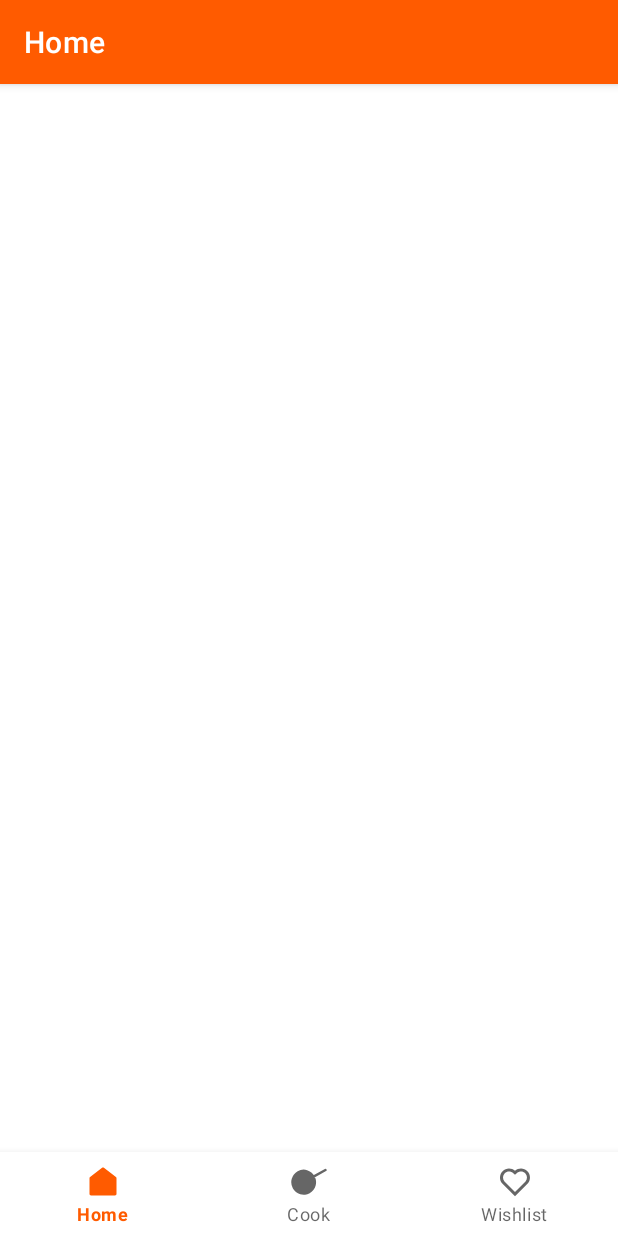
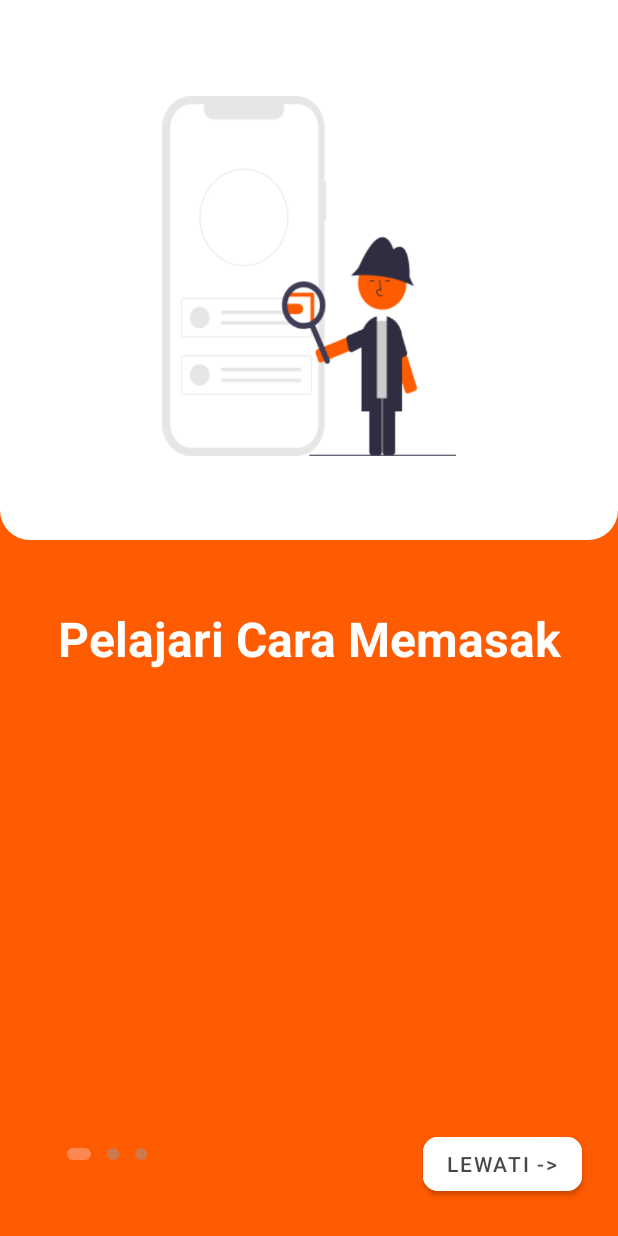
Before and after one commit to RadRasyad/Resep-Pedia, an Android app: the screen it shows after launch (MainActivity before the commit, on_board after it), on a phone screen of 412 x 824 dp. Run offline under Robolectric (Android 15) with nearby library versions, the phone set to English and light mode, and no system bars; our stand-ins replace Picasso.

Commit message:
on board

```diff
--- a/app/src/main/AndroidManifest.xml
+++ b/app/src/main/AndroidManifest.xml
@@ -13,6 +13,10 @@
         android:roundIcon="@mipmap/ic_launcher__main_rp_round"
         android:supportsRtl="true"
         android:theme="@style/Theme.ResepPedia">
+        <activity
+            android:name=".ui.onboarding.on_board"
+            android:exported="false"
+            android:theme="@style/Theme.ResepPedia.NoActionBar"/>
         <activity
             android:name=".ui.detail.recipe.DetailRecipeActivity"
             android:theme="@style/Theme.ResepPedia.NoActionBar"
--- /dev/null
+++ b/app/src/main/java/com/rpl/reseppedia/ui/onboarding/obAdapter.java
@@ -0,0 +1,59 @@
+package com.rpl.reseppedia.ui.onboarding;
+
+import android.view.LayoutInflater;
+import android.view.View;
+import android.view.ViewGroup;
+import android.widget.ImageView;
+import android.widget.TextView;
+
+import androidx.annotation.NonNull;
+import androidx.recyclerview.widget.RecyclerView;
+
+import com.rpl.reseppedia.databinding.OnBoardingRowBinding;
+import com.squareup.picasso.Picasso;
+
+import java.util.ArrayList;
+import java.util.List;
+
+public class obAdapter extends RecyclerView.Adapter<obAdapter.OnBoardingViewHolder> {
+
+    private final List<obEntity> listObi;
+
+    public obAdapter(ArrayList<obEntity> listBoarding) {
+        this.listObi = listBoarding;
+    }
+
+    @NonNull
+    @Override
+    public obAdapter.OnBoardingViewHolder onCreateViewHolder(@NonNull ViewGroup parent, int viewType) {
+        OnBoardingRowBinding binding = OnBoardingRowBinding.inflate(LayoutInflater.from(parent.getContext()), parent, false);
+        return new OnBoardingViewHolder(binding);
+    }
+
+    @Override
+    public void onBindViewHolder(@NonNull obAdapter.OnBoardingViewHolder holder, int position) {
+
+        obEntity obi = listObi.get(position);
+
+        holder.tvTitle.setText(obi.getTitle());
+        Picasso.get().load(obi.getIllustration()).into(holder.illustration);
+    }
+
+    @Override
+    public int getItemCount() {
+        return listObi.size();
+    }
+
+    public static class OnBoardingViewHolder extends RecyclerView.ViewHolder {
+
+        TextView tvTitle;
+        ImageView illustration;
+
+        public OnBoardingViewHolder(@NonNull OnBoardingRowBinding binding) {
+            super(binding.getRoot());
+            tvTitle = binding.tvTitle;
+            illustration = binding.ivIllustration;
+        }
+
+    }
+}
--- /dev/null
+++ b/app/src/main/java/com/rpl/reseppedia/ui/onboarding/obEntity.java
@@ -0,0 +1,59 @@
+package com.rpl.reseppedia.ui.onboarding;
+
+import android.os.Parcel;
+import android.os.Parcelable;
+
+public class obEntity implements Parcelable {
+
+    private String title;
+    private Integer illustration;
+
+    public String getTitle() {
+        return title;
+    }
+
+    public void setTitle(String title) {
+        this.title = title;
+    }
+
+    public Integer getIllustration() {
+        return illustration;
+    }
+
+    public void setIllustration(int illustration) {
+        this.illustration = illustration;
+    }
+
+    @Override
+    public int describeContents() {
+        return 0;
+    }
+
+    @Override
+    public void writeToParcel(Parcel parcel, int i) {
+
+        parcel.writeString(this.title);
+        parcel.writeInt(this.illustration);
+    }
+
+    public obEntity() {
+    }
+
+    private obEntity(Parcel in) {
+
+        this.title = in.readString();
+        this.illustration = in.readInt();
+    }
+
+    public static final Parcelable.Creator<obEntity> CREATOR = new Parcelable.Creator<obEntity>() {
+        @Override
+        public obEntity createFromParcel(Parcel source) {
+            return new obEntity(source);
+        }
+
+        @Override
+        public obEntity[] newArray(int size) {
+            return new obEntity[size];
+        }
+    };
+}
--- /dev/null
+++ b/app/src/main/java/com/rpl/reseppedia/ui/onboarding/on_board.java
@@ -0,0 +1,168 @@
+package com.rpl.reseppedia.ui.onboarding;
+
+import androidx.appcompat.app.AppCompatActivity;
+import androidx.core.content.ContextCompat;
+import androidx.viewpager2.widget.ViewPager2;
+
+import android.content.Intent;
+import android.content.SharedPreferences;
+import android.content.res.TypedArray;
+import android.os.Bundle;
+import android.view.View;
+import android.view.ViewGroup;
+import android.widget.Button;
+import android.widget.ImageView;
+import android.widget.LinearLayout;
+
+import com.rpl.reseppedia.R;
+import com.rpl.reseppedia.databinding.ActivityOnBoardBinding;
+import com.rpl.reseppedia.databinding.OnBoardingRowBinding;
+import com.rpl.reseppedia.ui.main.MainActivity;
+
+import java.util.ArrayList;
+
+public class on_board extends AppCompatActivity {
+
+    private ActivityOnBoardBinding binding;
+    private final ArrayList<obEntity> listBoarding = new ArrayList<>();
+    private obAdapter adapter;
+    private ViewPager2 viewPager;
+    SharedPreferences firstTimeState;
+
+    @Override
+    protected void onCreate(Bundle savedInstanceState) {
+        super.onCreate(savedInstanceState);
+        binding = ActivityOnBoardBinding.inflate(getLayoutInflater());
+        setContentView(binding.getRoot());
+
+        setFirstTimeState();
+
+        listBoarding.addAll(getList());
+
+        adapter = new obAdapter(listBoarding);
+
+        viewPager = binding.vp2Onboard;
+        viewPager.setAdapter(adapter);
+
+        //memanggil fungsi
+        initIndicatorSlider();
+        setCurIndicator(0);
+        setNextButton(0);
+        setGetStarted(0);
+
+        //fungsi untuk ambil posisi indicator
+        viewPager.registerOnPageChangeCallback(new ViewPager2.OnPageChangeCallback() {
+            @Override
+            public void onPageSelected(int position) {
+                super.onPageSelected(position);
+                setCurIndicator(position);
+                setNextButton(position);
+                setGetStarted(position);
+            }
+        });
+
+        //fungsi intent pd button next
+        binding.btnNext.setOnClickListener(new View.OnClickListener() {
+            @Override
+            public void onClick(View view) {
+                //jika posisi viewpager belum maksimal maka next
+                if (viewPager.getCurrentItem()+1 < listBoarding.size()) {
+                    viewPager.setCurrentItem(viewPager.getCurrentItem()+1);
+                }
+            }
+        });
+
+        binding.btnStart.setOnClickListener(new View.OnClickListener() {
+            @Override
+            public void onClick(View v) {
+
+                SharedPreferences.Editor editor = firstTimeState.edit();
+                editor.putBoolean("firstTime", false);
+                editor.apply();
+
+                Intent intent = new Intent(on_board.this, MainActivity.class);
+                startActivity(intent);
+            }
+        });
+
+    }
+    public void setFirstTimeState() {
+        firstTimeState = getSharedPreferences("firstTimeState", MODE_PRIVATE);
+        boolean firstime = firstTimeState.getBoolean("firstTime", true);
+
+        if (!firstime) {
+            Intent intent = new Intent(on_board.this, MainActivity.class);
+            startActivity(intent);
+            finish();
+        }
+
+    }
+
+    //fungsi untuk mengambil data dari value->string
+    public ArrayList<obEntity> getList() {
+        String[] dTitle = getResources().getStringArray(R.array.Title);
+        TypedArray dIllustration = getResources().obtainTypedArray(R.array.illustration);
+
+        ArrayList<obEntity> list = new ArrayList<>();
+        for (int i = 0; i<dTitle.length; i++) {
+            obEntity listObi = new obEntity();
+            listObi.setTitle(dTitle[i]);
+            listObi.setIllustration(dIllustration.getResourceId(i, -1));
+
+            list.add(listObi);
+        }
+        return list;
+    }
+
+    //fungsi untuk set total indicator slider
+    private void initIndicatorSlider() {
+        ImageView[] indicator = new ImageView[adapter.getItemCount()];
+        LinearLayout.LayoutParams layoutParams = new LinearLayout.LayoutParams(
+                ViewGroup.LayoutParams.WRAP_CONTENT, ViewGroup.LayoutParams.WRAP_CONTENT
+        );
+        layoutParams.setMargins(8, 0, 8, 0);
+        for (int i=0; i<indicator.length; i++) {
+            indicator[i] = new ImageView(getApplicationContext());
+            indicator[i].setImageDrawable(ContextCompat.getDrawable(getApplicationContext(), R.drawable.on_board_indicator_inactive));
+            indicator[i].setLayoutParams(layoutParams);
+            binding.lytObrdIndctr.addView(indicator[i]);
+        }
+    }
+
+    //fungsi untuk set view indicator active atau inactive(visibility)
+    private void setCurIndicator(int index) {
+        int count = binding.lytObrdIndctr.getChildCount();
+        for (int i=0; i<count; i++) {
+            ImageView iv = (ImageView) binding.lytObrdIndctr.getChildAt(i);
+
+            if (i == index) {
+                iv.setImageDrawable(ContextCompat.getDrawable(getApplicationContext(), R.drawable.on_board_indicator_active));
+            }
+            else {
+                iv.setImageDrawable(ContextCompat.getDrawable(getApplicationContext(), R.drawable.on_board_indicator_inactive));
+            }
+        }
+    }
+
+    //fungsi set visibility btn next
+    private void setNextButton(int index) {
+        Button next = binding.btnNext;
+        if (index==2) {
+            next.setVisibility(View.GONE);
+        }
+        else {
+            next.setVisibility(View.VISIBLE);
+        }
+    }
+
+    //fungsi set visibility btn get started
+    private void setGetStarted(int index) {
+        Button getStarted = binding.btnStart;
+        if (index==2) {
+            getStarted.setVisibility(View.VISIBLE);
+        }
+        else {
+            getStarted.setVisibility(View.GONE);
+        }
+    }
+}
--- a/app/src/main/java/com/rpl/reseppedia/ui/splashscreen/SplashScreen.java
+++ b/app/src/main/java/com/rpl/reseppedia/ui/splashscreen/SplashScreen.java
@@ -8,6 +8,7 @@ import android.os.Handler;
 
 import com.rpl.reseppedia.databinding.ActivitySplashScreenBinding;
 import com.rpl.reseppedia.ui.main.MainActivity;
+import com.rpl.reseppedia.ui.onboarding.on_board;
 
 public class SplashScreen extends AppCompatActivity {
 
@@ -21,7 +22,7 @@ public class SplashScreen extends AppCompatActivity {
 
         int time = 3000;
         new Handler().postDelayed(() -> {
-            Intent intent = new Intent(SplashScreen.this, MainActivity.class);
+            Intent intent = new Intent(SplashScreen.this, on_board.class);
             startActivity(intent);
             finish();
         }, time);
--- /dev/null
+++ b/app/src/main/res/drawable/on_board_indicator_active.xml
@@ -0,0 +1,13 @@
+<?xml version="1.0" encoding="utf-8"?>
+<shape xmlns:android="http://schemas.android.com/apk/res/android"
+    android:shape="rectangle">
+
+    <solid
+        android:color="@color/primaryVariant"/>
+    <corners
+        android:radius="25dp"/>
+    <size
+        android:width="16dp"
+        android:height="8dp"/>
+
+</shape>
--- /dev/null
+++ b/app/src/main/res/drawable/on_board_indicator_inactive.xml
@@ -0,0 +1,13 @@
+<?xml version="1.0" encoding="utf-8"?>
+<shape xmlns:android="http://schemas.android.com/apk/res/android"
+    android:shape="rectangle">
+
+    <solid
+        android:color="@color/placeholder"/>
+    <corners
+        android:radius="25dp"/>
+    <size
+        android:width="8dp"
+        android:height="8dp"/>
+
+</shape>
--- /dev/null
+++ b/app/src/main/res/drawable/on_boarding_bg.xml
@@ -0,0 +1,12 @@
+<?xml version="1.0" encoding="utf-8"?>
+<shape xmlns:android="http://schemas.android.com/apk/res/android"
+    android:shape="rectangle">
+
+    <solid
+        android:color="@color/white"/>
+
+    <corners
+        android:bottomLeftRadius="20dp"
+        android:bottomRightRadius="20dp"/>
+
+</shape>
--- /dev/null
+++ b/app/src/main/res/layout/activity_on_board.xml
@@ -0,0 +1,72 @@
+<?xml version="1.0" encoding="utf-8"?>
+<androidx.constraintlayout.widget.ConstraintLayout
+    xmlns:android="http://schemas.android.com/apk/res/android"
+    xmlns:app="http://schemas.android.com/apk/res-auto"
+    xmlns:tools="http://schemas.android.com/tools"
+    android:layout_width="match_parent"
+    android:layout_height="match_parent"
+    android:background="@color/primaryColor">
+
+    <ImageView
+        android:layout_width="match_parent"
+        android:layout_height="360dp"
+        android:src="@drawable/on_boarding_bg"
+        app:layout_constraintTop_toTopOf="parent"
+        />
+
+    <com.google.android.material.button.MaterialButton
+        android:id="@+id/btn_next"
+        android:layout_width="wrap_content"
+        android:layout_height="wrap_content"
+        android:minHeight="48dp"
+        android:text="Lewati ->"
+        android:textColor="@color/black"
+        app:iconTint="@color/white"
+        app:iconGravity="end"
+        app:cornerRadius="10dp"
+        app:layout_constraintBottom_toBottomOf="parent"
+        app:layout_constraintEnd_toEndOf="parent"
+        android:layout_marginBottom="24dp"
+        android:layout_marginEnd="24dp"
+        android:backgroundTint="@color/white"/>
+
+    <com.google.android.material.button.MaterialButton
+        android:id="@+id/btn_start"
+        android:layout_width="wrap_content"
+        android:layout_height="wrap_content"
+        android:minHeight="48dp"
+        android:text="Mulai"
+        android:textColor="@color/black"
+        app:iconTint="@color/white"
+        app:iconGravity="end"
+        app:cornerRadius="10dp"
+        app:layout_constraintBottom_toBottomOf="parent"
+        app:layout_constraintEnd_toEndOf="parent"
+        android:layout_marginBottom="24dp"
+        android:layout_marginEnd="24dp"
+        android:backgroundTint="@color/white"/>
+
+    <androidx.viewpager2.widget.ViewPager2
+        android:id="@+id/vp2_onboard"
+        android:layout_width="match_parent"
+        android:layout_height="match_parent"
+        android:elevation="4dp"
+        android:layout_marginBottom="88dp" >
+    </androidx.viewpager2.widget.ViewPager2>
+
+    <LinearLayout
+        android:id="@+id/lyt_obrd_indctr"
+        android:layout_width="120dp"
+        android:layout_height="wrap_content"
+        android:layout_marginHorizontal="40dp"
+        android:elevation="4dp"
+        android:gravity="start"
+        android:orientation="horizontal"
+        android:padding="15dp"
+        app:layout_constraintBottom_toBottomOf="parent"
+        app:layout_constraintStart_toStartOf="parent"
+        android:layout_marginBottom="35dp"
+        android:layout_marginStart="24dp"/>
+
+
+</androidx.constraintlayout.widget.ConstraintLayout>
--- /dev/null
+++ b/app/src/main/res/layout/on_boarding_row.xml
@@ -0,0 +1,34 @@
+<?xml version="1.0" encoding="utf-8"?>
+<androidx.constraintlayout.widget.ConstraintLayout xmlns:android="http://schemas.android.com/apk/res/android"
+    xmlns:app="http://schemas.android.com/apk/res-auto"
+    xmlns:tools="http://schemas.android.com/tools"
+    android:layout_width="match_parent"
+    android:layout_height="match_parent"
+    android:layout_marginHorizontal="32dp">
+
+    <ImageView
+        android:id="@+id/iv_illustration"
+        android:layout_width="240dp"
+        android:layout_height="240dp"
+        android:layout_marginTop="64dp"
+        app:layout_constraintEnd_toEndOf="parent"
+        app:layout_constraintStart_toStartOf="parent"
+        app:layout_constraintTop_toTopOf="parent"
+        tools:src="@drawable/on_boarding_img1" />
+
+    <TextView
+        android:id="@+id/tv_title"
+        android:layout_width="wrap_content"
+        android:layout_height="wrap_content"
+        android:text="Title"
+        android:textAlignment="textStart"
+        android:textSize="32sp"
+        android:textStyle="bold"
+        android:layout_marginTop="100dp"
+        android:textColor="@color/white"
+        app:layout_constraintEnd_toEndOf="@+id/iv_illustration"
+        app:layout_constraintStart_toStartOf="@+id/iv_illustration"
+        app:layout_constraintTop_toBottomOf="@+id/iv_illustration"
+        tools:text="Temukan Resep Pilihanmu" />
+
+</androidx.constraintlayout.widget.ConstraintLayout>
--- a/app/src/main/res/values/strings.xml
+++ b/app/src/main/res/values/strings.xml
@@ -8,5 +8,19 @@
     <string name="title_wishlist">Wishlist</string>
     <string name="placeholder_nama_resep">Nama Resep</string>
 
+
+    <string-array name="Title">
+        <item>Pelajari Cara Memasak</item>
+        <item>Temukan Resep Pilihamu</item>
+        <item>Berbagi Resep Andalan</item>
+    </string-array>
+
+    <integer-array name="illustration">
+        <item>@drawable/on_boarding_img1</item>
+        <item>@drawable/on_boarding_img2</item>
+        <item>@drawable/on_boarding_img3</item>
+    </integer-array>
+
+
     <string name="placeholder_desk">Lorem ipsum dolor sit amet, consectetur adipiscing elit. Pellentesque tincidunt lorem sed odio laoreet, id dictum mauris auctor. Vestibulum lobortis rhoncus magna,vitae cursus tortor vehicula id.</string>
 </resources>
```
Also changed, not shown: app/src/main/res/drawable/on_boarding_img1.png (added), app/src/main/res/drawable/on_boarding_img2.png (added), app/src/main/res/drawable/on_boarding_img3.png (added).
